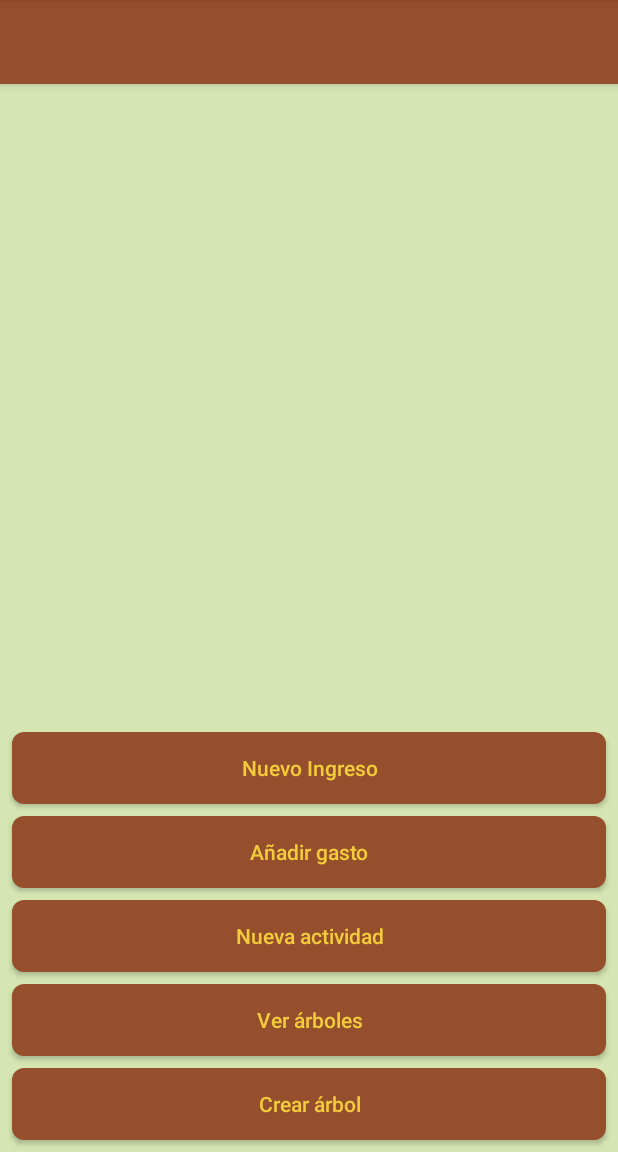
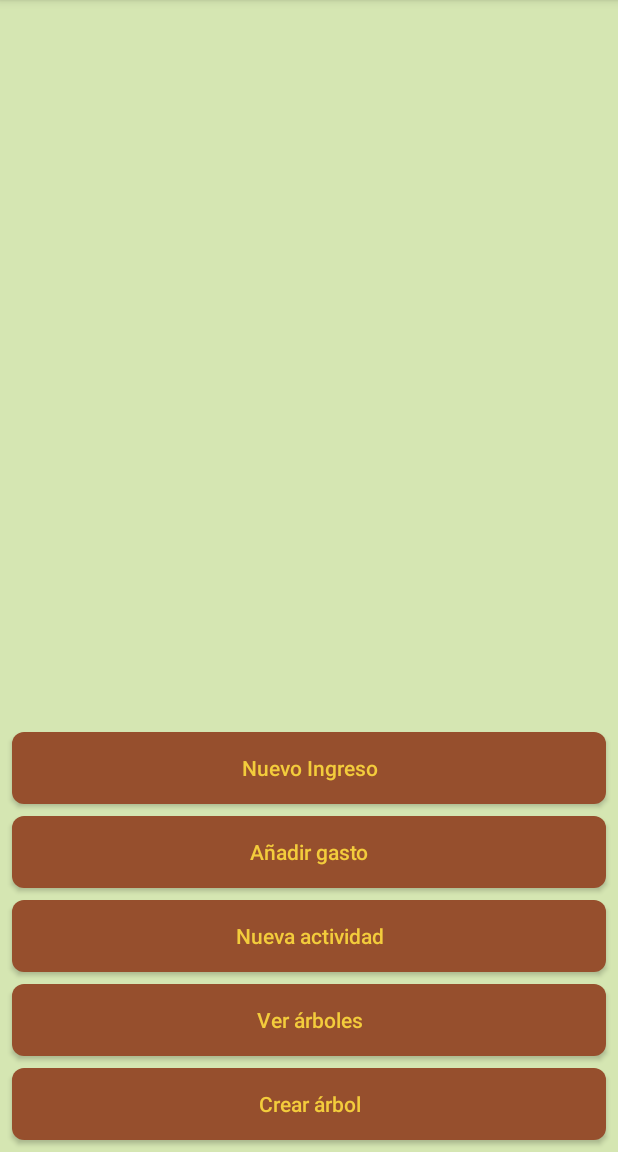
Before and after one commit to FrutiControl/fruti-mobile, an Android app: the AccionesActivity screen opened directly, with no data from a screen before it, on a phone screen of 412 x 824 dp, the part 84-1236 px from its top. Run offline under Robolectric (Android 15) with nearby library versions, the phone set to English and light mode, and no system bars; Roboto replaces fonts that are not available here.

Commit message:
Correccion error en build gradle
Se eliminio toolbar son constraint

```diff
--- a/app/src/main/res/layout/activity_acciones.xml
+++ b/app/src/main/res/layout/activity_acciones.xml
@@ -9,14 +9,7 @@
     android:orientation="vertical"
     tools:context=".AccionesActivity" >
 
-    <androidx.appcompat.widget.Toolbar
-        android:id="@+id/my_toolbar"
-        android:layout_width="match_parent"
-        android:layout_height="?attr/actionBarSize"
-        android:background="?attr/colorPrimary"
-        android:elevation="4dp"
-        android:theme="@style/ThemeOverlay.AppCompat.ActionBar"
-        app:popupTheme="@style/ThemeOverlay.AppCompat.Light"/>
+
 
     <Button
         android:id="@+id/buttonVerArboles"
```
